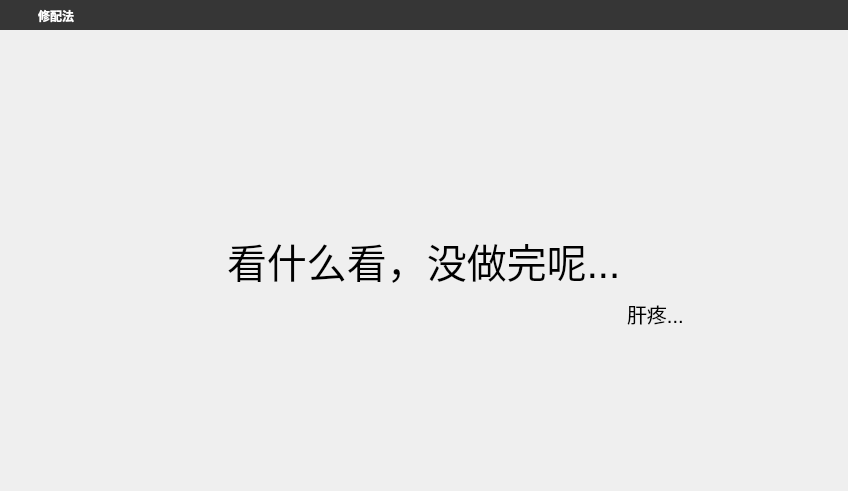
Before: the Qt Designer form fitting_method.ui in JasonLSS/MT_GUI, drawn with Qt 5.
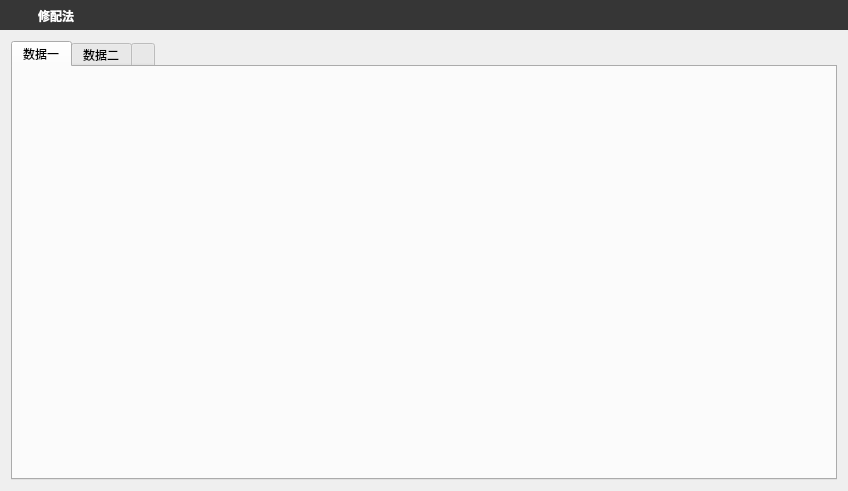
After: the same form once the commit is applied.

Diff of the .ui file:
```diff
--- a/fitting_method.ui
+++ b/fitting_method.ui
@@ -235,67 +235,70 @@
     </item>
     <item>
      <widget class="QWidget" name="widget" native="true">
-      <layout class="QVBoxLayout" name="verticalLayout_3">
+      <layout class="QHBoxLayout" name="horizontalLayout_2">
+       <property name="spacing">
+        <number>0</number>
+       </property>
        <item>
-        <layout class="QHBoxLayout" name="horizontalLayout_2">
-         <item>
-          <widget class="QLabel" name="label_3">
-           <property name="text">
-            <string/>
-           </property>
-          </widget>
-         </item>
-         <item>
-          <widget class="QLabel" name="label">
-           <property name="font">
-            <font>
-             <pointsize>30</pointsize>
-            </font>
-           </property>
-           <property name="text">
-            <string>看什么看，没做完呢...</string>
-           </property>
-          </widget>
-         </item>
-         <item>
-          <layout class="QVBoxLayout" name="verticalLayout_2" stretch="2,1,1">
-           <item>
-            <layout class="QVBoxLayout" name="verticalLayout_4">
-             <item>
-              <widget class="QLabel" name="label_4">
-               <property name="text">
-                <string/>
-               </property>
-              </widget>
-             </item>
-            </layout>
-           </item>
-           <item>
-            <widget class="QLabel" name="label_2">
-             <property name="font">
-              <font>
-               <pointsize>15</pointsize>
-              </font>
-             </property>
-             <property name="text">
-              <string>肝疼...</string>
-             </property>
-            </widget>
-           </item>
-           <item>
-            <layout class="QVBoxLayout" name="verticalLayout_5">
-             <item>
-              <widget class="QLabel" name="label_5">
-               <property name="text">
-                <string/>
-               </property>
-              </widget>
-             </item>
-            </layout>
-           </item>
-          </layout>
-         </item>
-        </layout>
+        <widget class="QTabWidget" name="tabWidget">
+         <property name="sizePolicy">
+          <sizepolicy hsizetype="Expanding" vsizetype="Expanding">
+           <horstretch>0</horstretch>
+           <verstretch>0</verstretch>
+          </sizepolicy>
+         </property>
+         <property name="styleSheet">
+          <string notr="true">QTabWidget::pane{left:-1px;top:-1px;right:-1px;}
+
+QTabWidget QStackedWidget{
+    background: transparent;    
+}
+
+QTabBar::tab{
+	background: transparent;
+	color:black;
+	min-width:20ex;
+	border:1px solid #F7F3F7;
+	border-bottom-color:#F7F3F7;
+	padding-left:5px;
+	padding-right:10px;
+	padding-top:3px;
+	padding-bottom:2px;
+	border-top-left-radius:5px;
+	border-top-right-radius:5px;
+
+}
+QTabBar::tab:hover{
+	background:rgb(255,255,255,100);
+}
+
+QTabBar::tab:selected {
+	color: blue;
+	background:white;
+	border-color:white;
+};</string>
+         </property>
+         <property name="currentIndex">
+          <number>0</number>
+         </property>
+         <widget class="QWidget" name="tab">
+          <attribute name="title">
+           <string>数据一</string>
+          </attribute>
+          <layout class="QHBoxLayout" name="horizontalLayout_9" stretch=""/>
+         </widget>
+         <widget class="QWidget" name="tab_2">
+          <attribute name="title">
+           <string>数据二</string>
+          </attribute>
+          <layout class="QHBoxLayout" name="horizontalLayout_16" stretch=""/>
+         </widget>
+         <widget class="QWidget" name="tab_3">
+          <attribute name="title">
+           <string/>
+          </attribute>
+         </widget>
+        </widget>
        </item>
       </layout>
      </widget>
```
